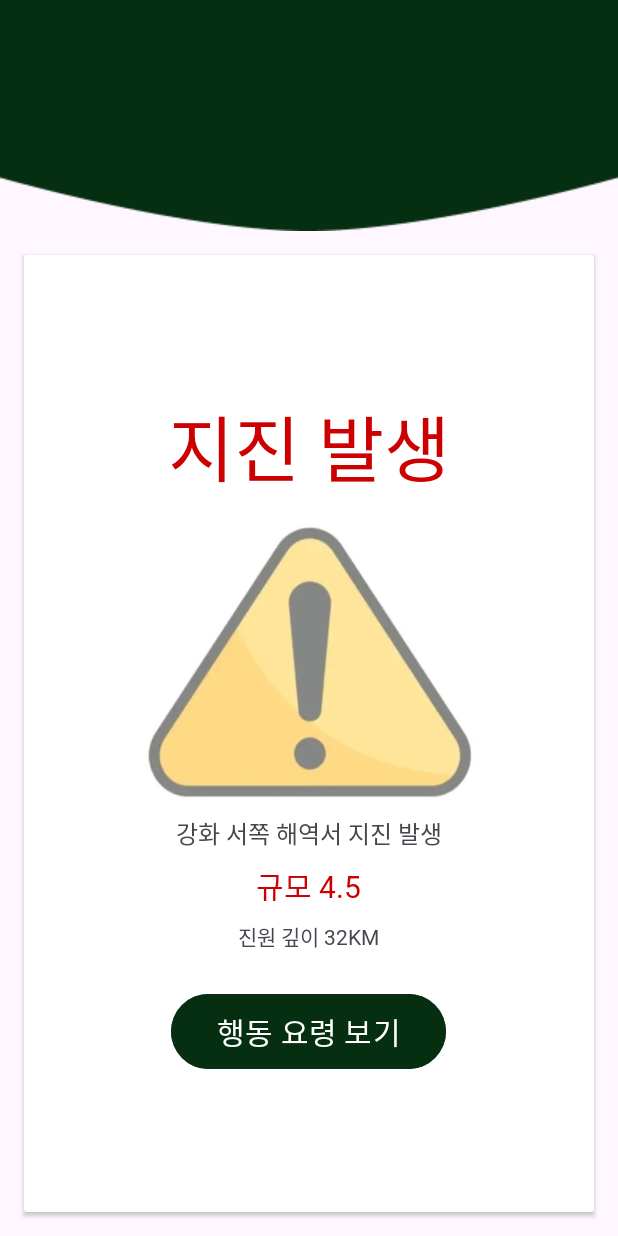
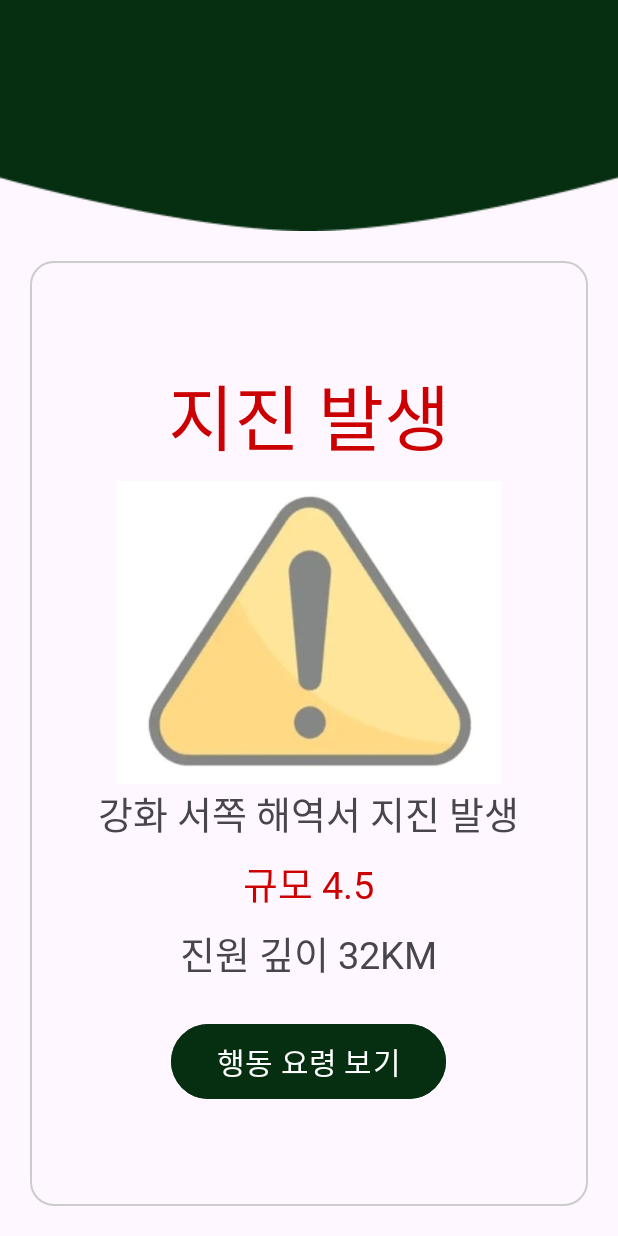
Before and after one commit to Ooohje/Ginicall, an Android app: the Warning_Activity screen opened directly, with no data from a screen before it, on a phone screen of 412 x 824 dp. Run offline under Robolectric (Android 15) with nearby library versions, the phone set to English and light mode, and no system bars; libraries missing offline, so code that uses them is left out: com.kakao.vectormap.

Commit message:
third_ver_modify xml : Warning_Activity

```diff
--- a/app/src/main/res/layout/activity_warning.xml
+++ b/app/src/main/res/layout/activity_warning.xml
@@ -14,19 +14,19 @@
         android:scaleType="fitXY"
         android:src="@drawable/tip_top_rect" />
 
-    <androidx.cardview.widget.CardView
-        android:layout_width="match_parent"
-        android:layout_height="match_parent"
-        android:layout_margin="16dp"
-        android:cardCornerRadius="12dp"
-        android:cardElevation="4dp">
-
     <LinearLayout
         android:layout_width="match_parent"
         android:layout_height="match_parent"
+        android:layout_alignParentLeft="true"
+        android:layout_alignParentTop="true"
+        android:layout_marginTop="20dp"
+        android:layout_marginBottom="20dp"
+        android:layout_marginLeft="20dp"
+        android:layout_marginRight="20dp"
+        android:background="@drawable/round_outline"
+        android:gravity="center"
         android:orientation="vertical"
-            android:gravity="center"
-            android:padding="16dp">
+        android:padding="10dp">
 
         <TextView
             android:id="@+id/Event_Text"
@@ -52,7 +52,7 @@
             android:layout_marginBottom="8dp"
             android:fontFamily="@font/gmarket_sans_ttf_bold"
             android:text="강화 서쪽 해역서 지진 발생"
-                android:textSize="16sp" />
+            android:textSize="25sp" />
 
         <TextView
             android:id="@+id/Magnitude_Text"
@@ -62,7 +62,7 @@
             android:fontFamily="@font/gmarket_sans_ttf_bold"
             android:text="규모 4.5"
             android:textColor="@android:color/holo_red_dark"
-                android:textSize="20sp" />
+            android:textSize="25sp" />
 
         <TextView
             android:id="@+id/Depth_Text"
@@ -70,7 +70,8 @@
             android:layout_height="wrap_content"
             android:layout_marginBottom="8dp"
             android:fontFamily="@font/gmarket_sans_ttf_bold"
-                android:text="진원 깊이 32KM" />
+            android:text="진원 깊이 32KM"
+            android:textSize="25sp"/>
 
         <Button
             android:id="@+id/button"
@@ -82,6 +83,4 @@
             android:textSize="20sp" />
 
     </LinearLayout>
-    </androidx.cardview.widget.CardView>
-
 </LinearLayout>
--- /dev/null
+++ b/app/src/main/res/values-land/dimens.xml
@@ -0,0 +1,3 @@
+<resources>
+      <dimen name="fab_margin">48dp</dimen>
+   </resources>
--- /dev/null
+++ b/app/src/main/res/values-v23/themes.xml
@@ -0,0 +1,8 @@
+<resources xmlns:tools="http://schemas.android.com/tools">
+  <style name="Theme.Ginicall" parent="Base.Theme.Ginicall">
+    <!-- Transparent system bars for edge-to-edge. -->
+    <item name="android:navigationBarColor">@android:color/transparent</item>
+    <item name="android:statusBarColor">@android:color/transparent</item>
+    <item name="android:windowLightStatusBar">?attr/isLightTheme</item>
+  </style>
+</resources>
--- /dev/null
+++ b/app/src/main/res/values-w1240dp/dimens.xml
@@ -0,0 +1,3 @@
+<resources>
+      <dimen name="fab_margin">200dp</dimen>
+   </resources>
--- /dev/null
+++ b/app/src/main/res/values-w600dp/dimens.xml
@@ -0,0 +1,3 @@
+<resources>
+      <dimen name="fab_margin">48dp</dimen>
+   </resources>
--- /dev/null
+++ b/app/src/main/res/values/dimens.xml
@@ -0,0 +1,3 @@
+<resources>
+      <dimen name="fab_margin">16dp</dimen>
+   </resources>
```
Also changed, not shown: app/src/main/res/navigation/nav_graph.xml (added, +28 -0 lines). Lines whose indentation alone changed are shown as unchanged.
